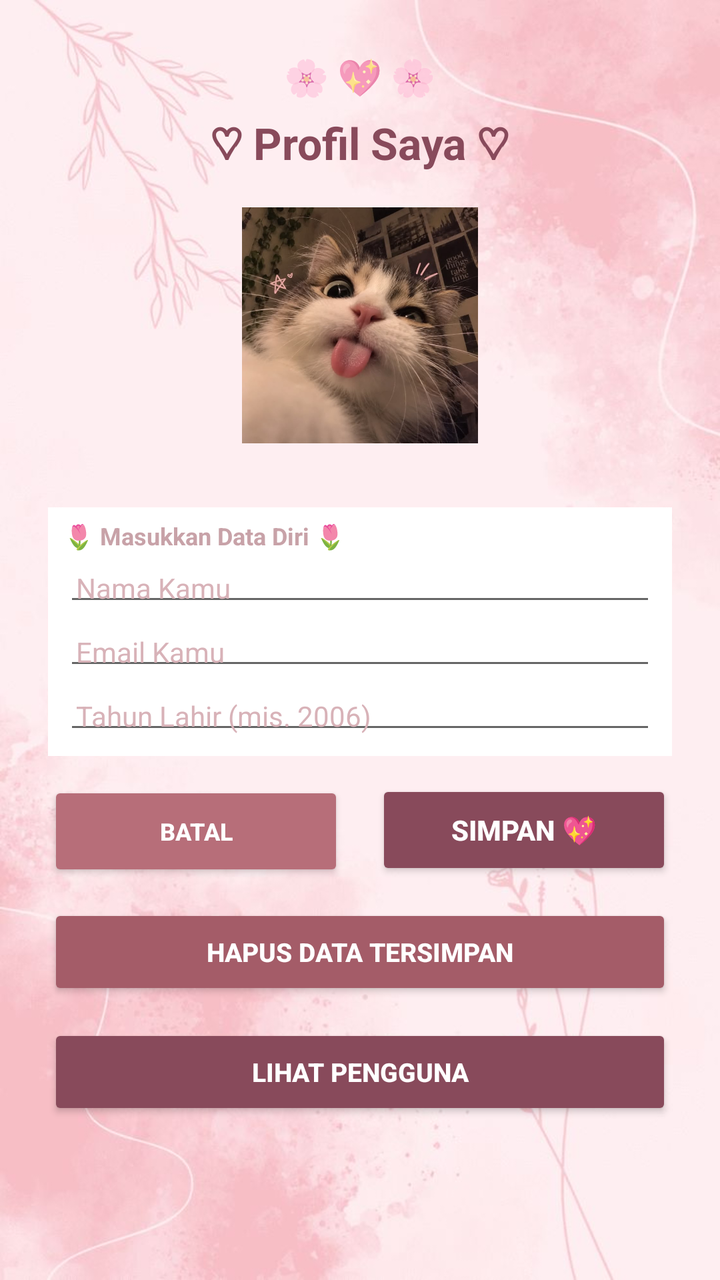
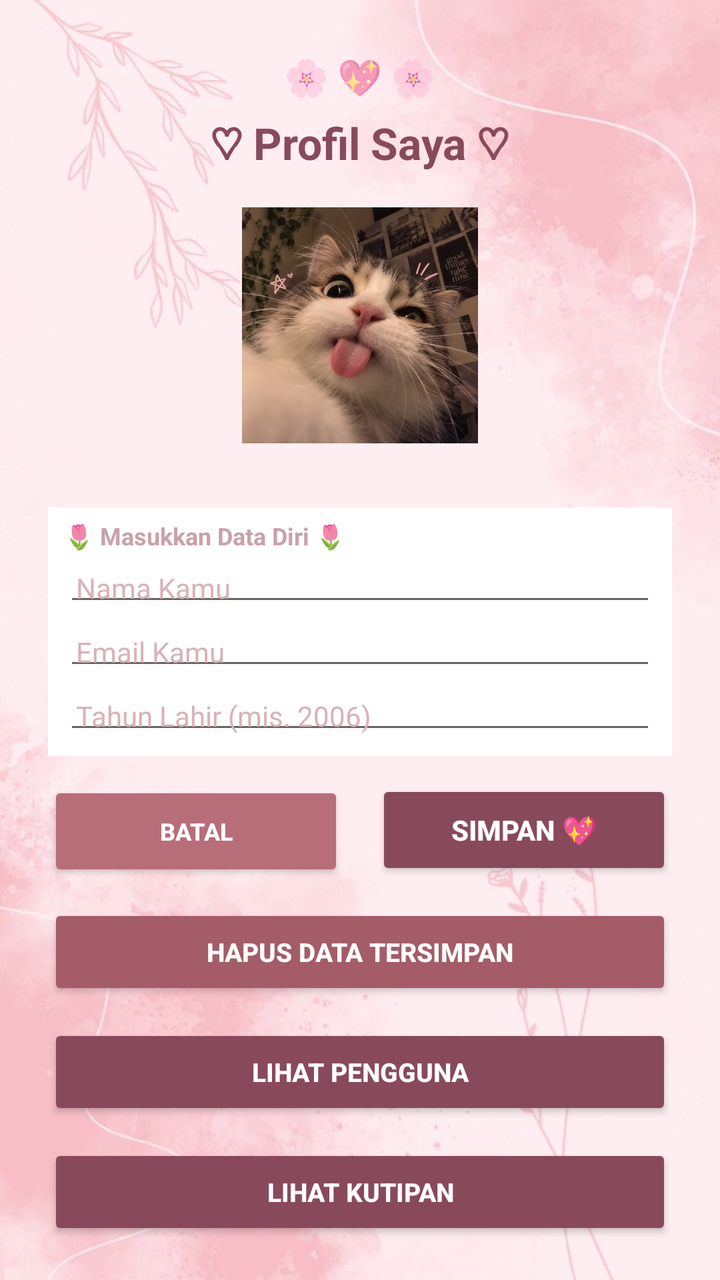

Compare the two renders of this Android layout. The source of the first and the diff that turns it into the second are given below.
<!-- AndroidManifest.xml: application theme Theme.BelajarMobile -->
<!-- res/layout/activity_main.xml -->
<?xml version="1.0" encoding="utf-8"?>
<ScrollView xmlns:android="http://schemas.android.com/apk/res/android"
    xmlns:app="http://schemas.android.com/apk/res-auto"
    android:layout_width="match_parent"
    android:layout_height="match_parent"
    android:background="@drawable/bg_pink"
    android:fillViewport="true">

    <LinearLayout
        android:layout_width="match_parent"
        android:layout_height="wrap_content"
        android:orientation="vertical"
        android:paddingHorizontal="24dp"
        android:paddingVertical="14dp"
        android:gravity="center_horizontal">

        
        <TextView
            android:layout_width="wrap_content"
            android:layout_height="wrap_content"
            android:text="🌸 💖 🌸"
            android:textSize="18sp"
            android:layout_marginTop="12dp" />

        
        <TextView
            android:id="@+id/tvJudul"
            android:layout_width="wrap_content"
            android:layout_height="wrap_content"
            android:text="♡ Profil Saya ♡"
            android:textColor="#884A5B"
            android:textSize="22sp"
            android:textStyle="bold"
            android:layout_marginTop="6dp"
            android:layout_marginBottom="17dp" />

        
        <ImageView
            android:id="@+id/ivFoto"
            android:layout_width="118dp"
            android:layout_height="118dp"
            android:layout_gravity="center"
            android:layout_marginBottom="24dp"
            android:scaleType="centerCrop"
            android:src="@drawable/nisa" />

        
        <LinearLayout
            android:layout_width="match_parent"
            android:layout_height="wrap_content"
            android:orientation="vertical"
            android:background="#FFFFFF"
            android:paddingHorizontal="8dp"
            android:paddingVertical="6dp"
            android:layout_marginTop="8dp"
            android:layout_marginBottom="12dp">

            <TextView
                android:layout_width="wrap_content"
                android:layout_height="wrap_content"
                android:text="🌷 Masukkan Data Diri 🌷"
                android:textColor="#C8A2A8"
                android:textSize="12sp"
                android:textStyle="bold"
                android:layout_marginBottom="4dp" />

            
            <EditText
                android:id="@+id/etNama"
                android:layout_width="match_parent"
                android:layout_height="wrap_content"
                android:hint="Nama Kamu"
                android:textColor="#5A3D40"
                android:textColorHint="#D8B2B8"
                android:textSize="14sp"
                android:paddingHorizontal="6dp"
                android:paddingTop="4dp"
                android:paddingBottom="4dp"
                android:layout_marginBottom="4dp" />

            
            <EditText
                android:id="@+id/etEmail"
                android:layout_width="match_parent"
                android:layout_height="wrap_content"
                android:hint="Email Kamu"
                android:textColor="#5A3D40"
                android:textColorHint="#D8B2B8"
                android:textSize="14sp"
                android:paddingHorizontal="6dp"
                android:paddingTop="4dp"
                android:paddingBottom="4dp"
                android:inputType="textEmailAddress"
                android:layout_marginBottom="4dp" />

            
            <EditText
                android:id="@+id/etTahunLahir"
                android:layout_width="match_parent"
                android:layout_height="wrap_content"
                android:hint="Tahun Lahir (mis. 2006)"
                android:textColor="#5A3D40"
                android:textColorHint="#D8B2B8"
                android:textSize="14sp"
                android:paddingHorizontal="6dp"
                android:paddingTop="4dp"
                android:paddingBottom="4dp"
                android:inputType="number"
                android:maxLength="4" />

        </LinearLayout>

        
        <LinearLayout
            android:layout_width="match_parent"
            android:layout_height="wrap_content"
            android:orientation="horizontal"
            android:layout_marginBottom="12dp">

            <Button
                android:id="@+id/btnBatal"
                android:layout_width="0dp"
                android:layout_height="50dp"
                android:layout_weight="1"
                android:layout_marginEnd="8dp"
                android:text="Batal"
                android:textColor="#FFFFFF"
                android:textSize="12sp"
                android:textStyle="bold"
                app:backgroundTint="#B76E79" />

            <Button
                android:id="@+id/btnSimpan"
                android:layout_width="0dp"
                android:layout_height="50dp"
                android:layout_weight="1"
                android:layout_marginStart="8dp"
                android:text="Simpan 💖"
                android:textColor="#FFFFFF"
                android:textSize="14sp"
                android:textStyle="bold"
                app:backgroundTint="#884A5B" />

        </LinearLayout>

        
        <Button
            android:id="@+id/btnHapusSimpan"
            android:layout_width="match_parent"
            android:layout_height="48dp"
            android:layout_marginBottom="12dp"
            android:text="Hapus Data Tersimpan"
            android:textColor="#FFFFFF"
            android:textSize="13sp"
            android:textStyle="bold"
            app:backgroundTint="#A45C68" />

        
        <TextView
            android:id="@+id/tvStatus"
            android:layout_width="match_parent"
            android:layout_height="wrap_content"
            android:gravity="center"
            android:textColor="#884A5B"
            android:textSize="13sp"
            android:textStyle="bold"
            android:layout_marginBottom="12dp"
            android:visibility="gone" />

        
        <Button
            android:id="@+id/btnLihatPengguna"
            android:layout_width="match_parent"
            android:layout_height="48dp"
            android:text="Lihat Pengguna"
            android:textColor="#FFFFFF"
            android:textSize="13sp"
            android:textStyle="bold"
            android:visibility="visible"
            app:backgroundTint="#884A5B" />

    </LinearLayout>
</ScrollView>
<!-- resources referenced by this layout -->
<resources>
  <!-- drawable bg_pink: jpg bitmap (drawable, 36978 bytes) -->
  <!-- drawable nisa: jpg bitmap (drawable, 57351 bytes) -->
  <style name="Theme.BelajarMobile" parent="Theme.AppCompat.DayNight.NoActionBar">
          <item name="colorPrimary">@color/primary</item>
          <item name="colorPrimaryDark">@color/primary</item>
          <item name="colorAccent">@color/primary</item>
          <item name="android:statusBarColor">@color/primary</item>
      </style>
  <color name="primary">#ed396b</color>
</resources>

<!-- the commit's change to res/layout/activity_main.xml (unified diff, before → after) -->
@@ -179,5 +179,18 @@
             android:visibility="visible"
             app:backgroundTint="#884A5B" />
 
+        
+        <Button
+            android:id="@+id/btnLihatKutipan"
+            android:layout_width="match_parent"
+            android:layout_height="48dp"
+            android:layout_marginTop="12dp"
+            android:text="Lihat Kutipan"
+            android:textColor="#FFFFFF"
+            android:textSize="13sp"
+            android:textStyle="bold"
+            android:visibility="visible"
+            app:backgroundTint="#884A5B" />
+
     </LinearLayout>
 </ScrollView>
